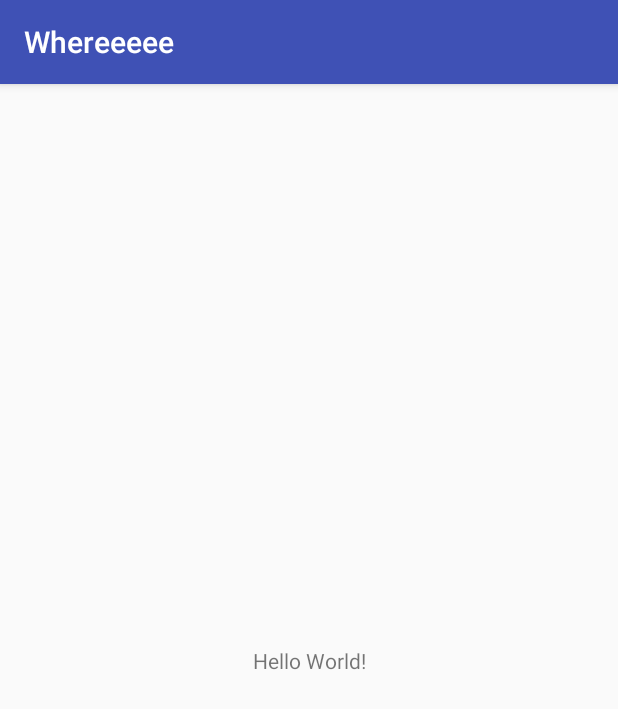
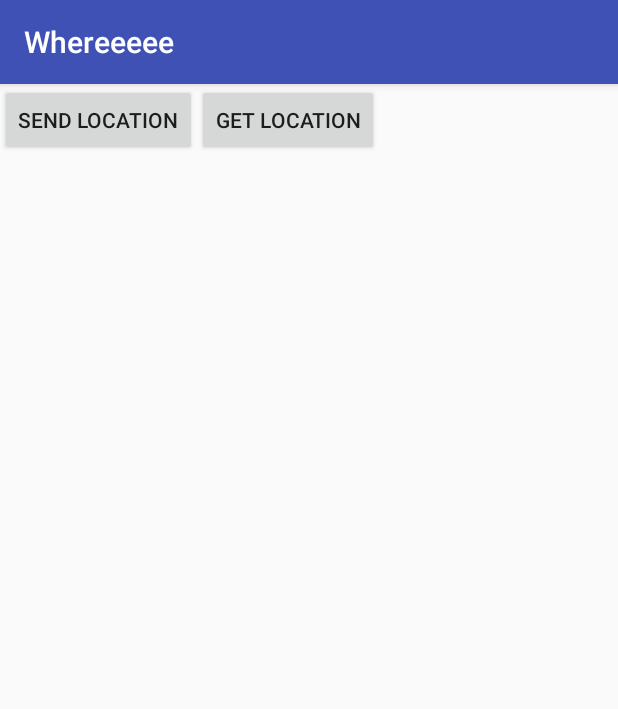
Before and after one commit to Julia0709/Whereeeee, an Android app: the screen it shows after launch (FirstActivity), on a phone screen of 412 x 824 dp. Shown: the top 709 px of the screen. Run offline under Robolectric (Android 15) with nearby library versions, the light colour scheme and no system bars.

Commit message:
Implement buttons on FirstActivity

```diff
--- a/app/build.gradle
+++ b/app/build.gradle
@@ -26,5 +26,6 @@ dependencies {
     })
     compile 'com.android.support:appcompat-v7:25.3.1'
     compile 'com.android.support.constraint:constraint-layout:1.0.2'
+    compile 'com.google.android.gms:play-services-maps:10.2.6'
     testCompile 'junit:junit:4.12'
 }
--- a/app/src/main/java/com/test/whereeeee/FirstActivity.java
+++ b/app/src/main/java/com/test/whereeeee/FirstActivity.java
@@ -1,13 +1,40 @@
 package com.test.whereeeee;
 
+import android.content.Intent;
+import android.os.Bundle;
 import android.support.v7.app.AppCompatActivity;
-import android.os.Bundle;
+import android.view.View;
+import android.widget.Button;
 
 public class FirstActivity extends AppCompatActivity {
+
+    private Button fSendLocation;
+    private Button fGetLocation;
 
     @Override
     protected void onCreate(Bundle savedInstanceState) {
         super.onCreate(savedInstanceState);
         setContentView(R.layout.activity_first);
+
+        // sendLocationBtn
+        fSendLocation =  (Button) findViewById(R.id.sendLocationBtn);
+        fSendLocation.setOnClickListener(new View.OnClickListener() {
+            @Override
+            public void onClick(View v) {
+                Intent goToHintActivity = new Intent(getApplication(), LocationActivity.class);
+                startActivity(goToHintActivity);
+            }
+        });
+
+        // getLocationBtn
+        fGetLocation =  (Button) findViewById(R.id.getLocationBtn);
+        fGetLocation.setOnClickListener(new View.OnClickListener() {
+            @Override
+            public void onClick(View v) {
+                Intent goToMap = new Intent(getApplication(), LocationActivity.class);
+                startActivity(goToMap);
+            }
+        });
+
     }
 }
--- a/app/src/main/res/layout/activity_first.xml
+++ b/app/src/main/res/layout/activity_first.xml
@@ -1,18 +1,30 @@
 <?xml version="1.0" encoding="utf-8"?>
-<android.support.constraint.ConstraintLayout xmlns:android="http://schemas.android.com/apk/res/android"
-    xmlns:app="http://schemas.android.com/apk/res-auto"
+
+<LinearLayout xmlns:android="http://schemas.android.com/apk/res/android"
     xmlns:tools="http://schemas.android.com/tools"
+    android:id="@+id/action_container"
     android:layout_width="match_parent"
     android:layout_height="match_parent"
-    tools:context="com.test.whereeeee.FirstActivity">
+    android:layout_gravity="center"
+    android:orientation="vertical">
 
-    <TextView
+    <LinearLayout
         android:layout_width="wrap_content"
         android:layout_height="wrap_content"
-        android:text="Hello World!"
-        app:layout_constraintBottom_toBottomOf="parent"
-        app:layout_constraintLeft_toLeftOf="parent"
-        app:layout_constraintRight_toRightOf="parent"
-        app:layout_constraintTop_toTopOf="parent" />
+        android:orientation="horizontal">
 
-</android.support.constraint.ConstraintLayout>
+        <Button
+            android:id="@+id/sendLocationBtn"
+            android:layout_width="wrap_content"
+            android:layout_height="wrap_content"
+            android:text="@string/sendLocationBtn" />
+
+        <Button
+            android:id="@+id/getLocationBtn"
+            android:layout_width="wrap_content"
+            android:layout_height="wrap_content"
+            android:text="@string/getLocationBtn" />
+
+    </LinearLayout>
+
+</LinearLayout>
--- a/app/src/main/res/values/strings.xml
+++ b/app/src/main/res/values/strings.xml
@@ -1,3 +1,7 @@
 <resources>
     <string name="app_name">Whereeeee</string>
+    <string name="title_activity_location">Map</string>
+
+    <string name="sendLocationBtn">Send Location</string>
+    <string name="getLocationBtn">Get Location</string>
 </resources>
```
Also changed, not shown: app/src/main/AndroidManifest.xml (+22 -0 lines), app/src/main/java/com/test/whereeeee/LocationActivity.java (added, +46 -0 lines), app/src/main/res/layout/activity_location.xml (added, +8 -0 lines), 1 other file.
